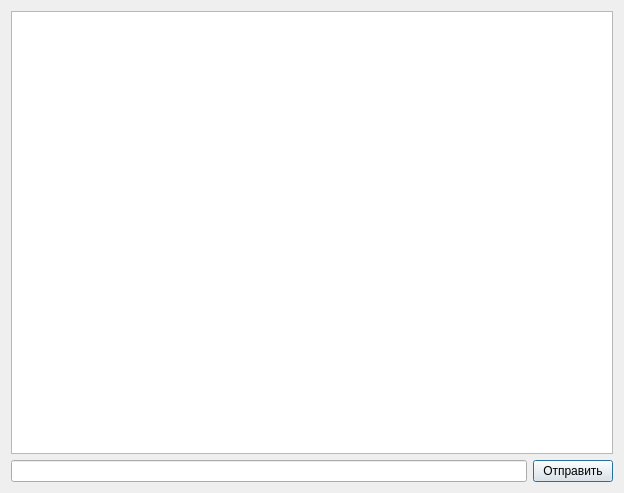
This is client/messenger.ui in Roman1Korovin/Messenger as Qt 5 draws it before an edit. The edited form follows.
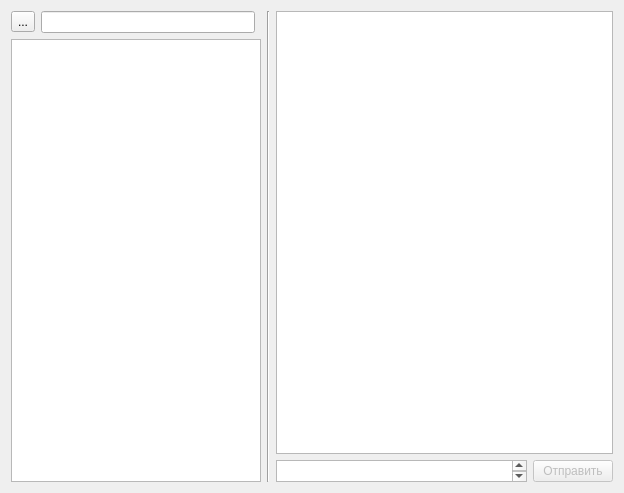
This is the edited form. Custom widgets are drawn as their Qt base class.

Commit message: improved method of sending messages from the client to the server, added custom textEdit element with modified response to Key_Enter

The edit to the form file:
```diff
--- a/client/messenger.ui
+++ b/client/messenger.ui
@@ -14,21 +14,61 @@
    <string>Dialog</string>
   </property>
   <layout class="QGridLayout" name="gridLayout">
-   <item row="1" column="0">
-    <widget class="QLineEdit" name="lineEdit"/>
+   <item row="1" column="0" rowspan="4" colspan="3">
+    <widget class="QListView" name="listView"/>
    </item>
-   <item row="1" column="1">
+   <item row="0" column="0">
+    <widget class="QToolButton" name="toolButton">
+     <property name="text">
+      <string>...</string>
+     </property>
+    </widget>
+   </item>
+   <item row="0" column="1">
+    <widget class="QLineEdit" name="lineEdit_2"/>
+   </item>
+   <item row="4" column="5">
     <widget class="QPushButton" name="sendButton">
+     <property name="enabled">
+      <bool>false</bool>
+     </property>
+     <property name="focusPolicy">
+      <enum>Qt::NoFocus</enum>
+     </property>
      <property name="text">
       <string>Отправить</string>
      </property>
     </widget>
    </item>
-   <item row="0" column="0" colspan="2">
+   <item row="0" column="3" rowspan="5">
+    <widget class="Line" name="line">
+     <property name="orientation">
+      <enum>Qt::Vertical</enum>
+     </property>
+    </widget>
+   </item>
+   <item row="0" column="4" rowspan="4" colspan="2">
     <widget class="QTextBrowser" name="textBrowser"/>
    </item>
+   <item row="4" column="4">
+    <widget class="MyTextEdit" name="textEdit">
+     <property name="sizePolicy">
+      <sizepolicy hsizetype="Expanding" vsizetype="Ignored">
+       <horstretch>0</horstretch>
+       <verstretch>0</verstretch>
+      </sizepolicy>
+     </property>
+    </widget>
+   </item>
   </layout>
  </widget>
+ <customwidgets>
+  <customwidget>
+   <class>MyTextEdit</class>
+   <extends>QTextEdit</extends>
+   <header>textEdit.h</header>
+  </customwidget>
+ </customwidgets>
  <resources/>
  <connections/>
 </ui>
```
The commit also changes 10 other files.
